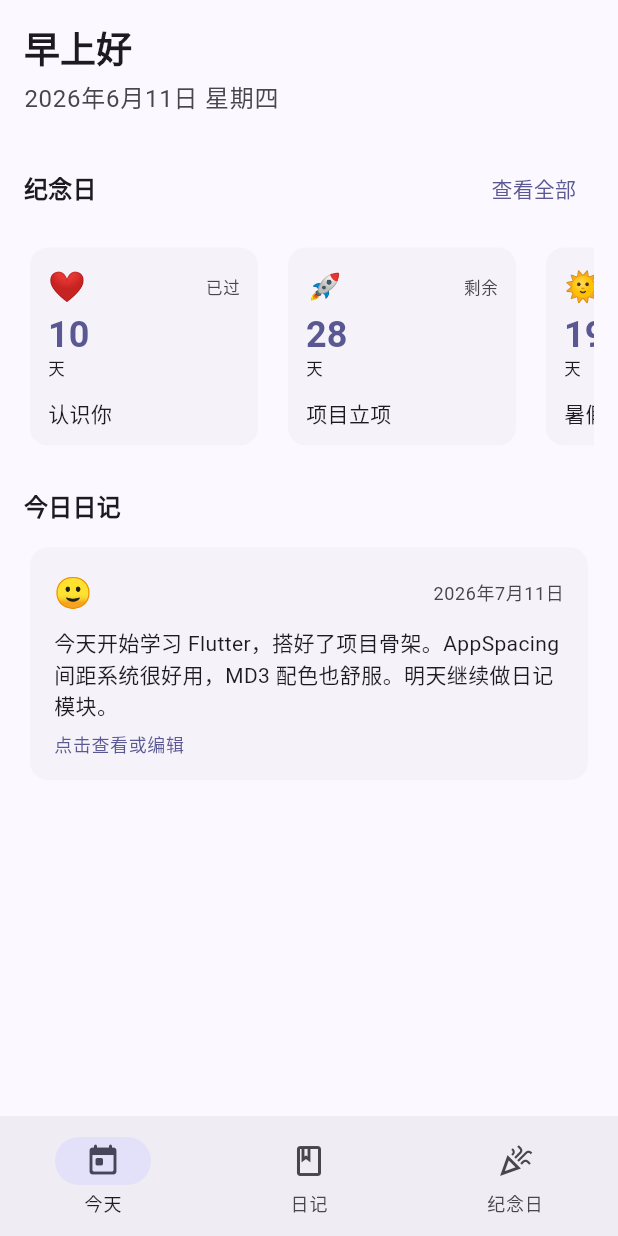
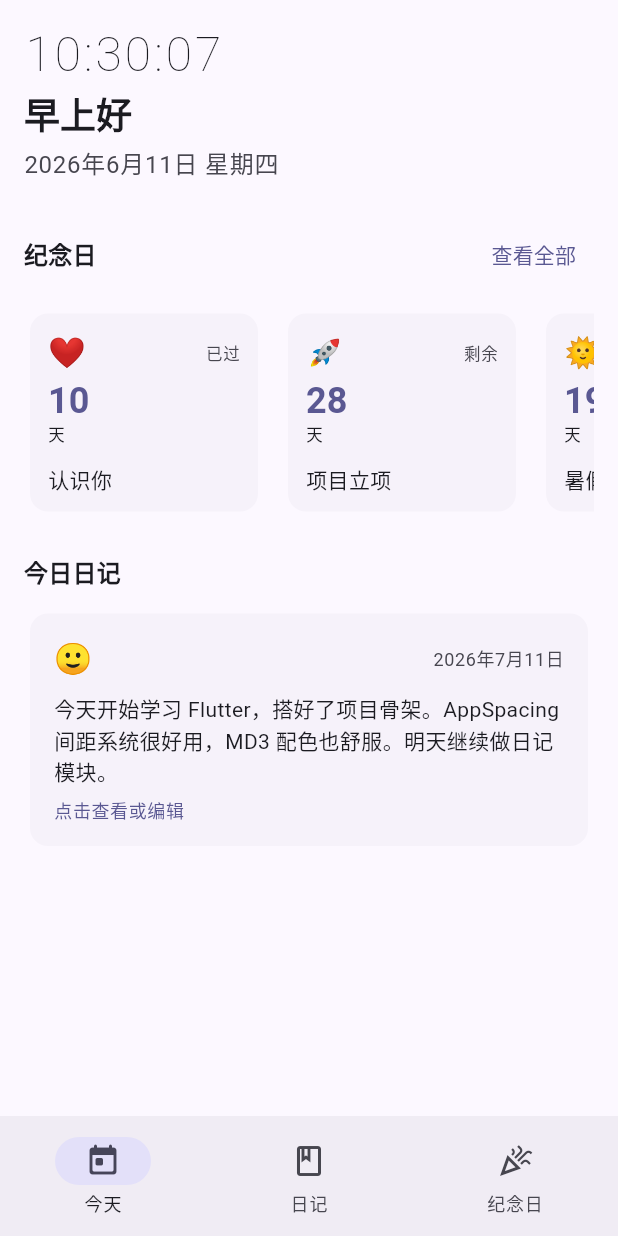
Before and after one commit to ncz1117/TraceLife, a Flutter app: the screen it shows after launch, on a phone screen of 412 x 824 dp. Run offline on Flutter 3.47's test engine with Material 3 defaults, Android fonts, the phone set to English and light mode, and no system bars; our stand-ins replace flutter_riverpod, go_router, table_calendar.

Commit message:
feat: 首页添加实时时钟 — 每秒刷新 HH:MM:SS

```diff
--- a/lib/features/today/widgets/daily_greeting.dart
+++ b/lib/features/today/widgets/daily_greeting.dart
@@ -1,25 +1,57 @@
+import 'dart:async';
 import 'package:flutter/material.dart';
 import '../../../core/utils/date_utils.dart';
 import '../../../core/theme/app_spacing.dart';
 
-class DailyGreeting extends StatelessWidget {
+class DailyGreeting extends StatefulWidget {
   const DailyGreeting({super.key});
 
   @override
+  State<DailyGreeting> createState() => _DailyGreetingState();
+}
+
+class _DailyGreetingState extends State<DailyGreeting> {
+  late Timer _timer;
+  DateTime _now = DateTime.now();
+
+  @override
+  void initState() {
+    super.initState();
+    _timer = Timer.periodic(const Duration(seconds: 1), (_) {
+      if (mounted) setState(() => _now = DateTime.now());
+    });
+  }
+
+  @override
+  void dispose() {
+    _timer.cancel();
+    super.dispose();
+  }
+
+  @override
   Widget build(BuildContext context) {
-    final now = DateTime.now();
-    final hour = now.hour;
+    final hour = _now.hour;
+    final minute = _now.minute.toString().padLeft(2, '0');
+    final second = _now.second.toString().padLeft(2, '0');
     final greeting = hour < 12
         ? '早上好'
         : hour < 18
             ? '下午好'
             : '晚上好';
-    final dateStr = '${now.year}年${now.month}月${now.day}日';
-    final weekday = AppDateUtils.formatWeekday(now);
+    final dateStr = '${_now.year}年${_now.month}月${_now.day}日';
+    final weekday = AppDateUtils.formatWeekday(_now);
 
     return Column(
       crossAxisAlignment: CrossAxisAlignment.start,
       children: [
+        Text(
+          '$hour:$minute:$second',
+          style: Theme.of(context).textTheme.headlineLarge?.copyWith(
+                fontWeight: FontWeight.w200,
+                letterSpacing: 2,
+              ),
+        ),
+        const SizedBox(height: AppSpacing.xs),
         Text(
           greeting,
           style: Theme.of(context).textTheme.headlineSmall?.copyWith(
```
